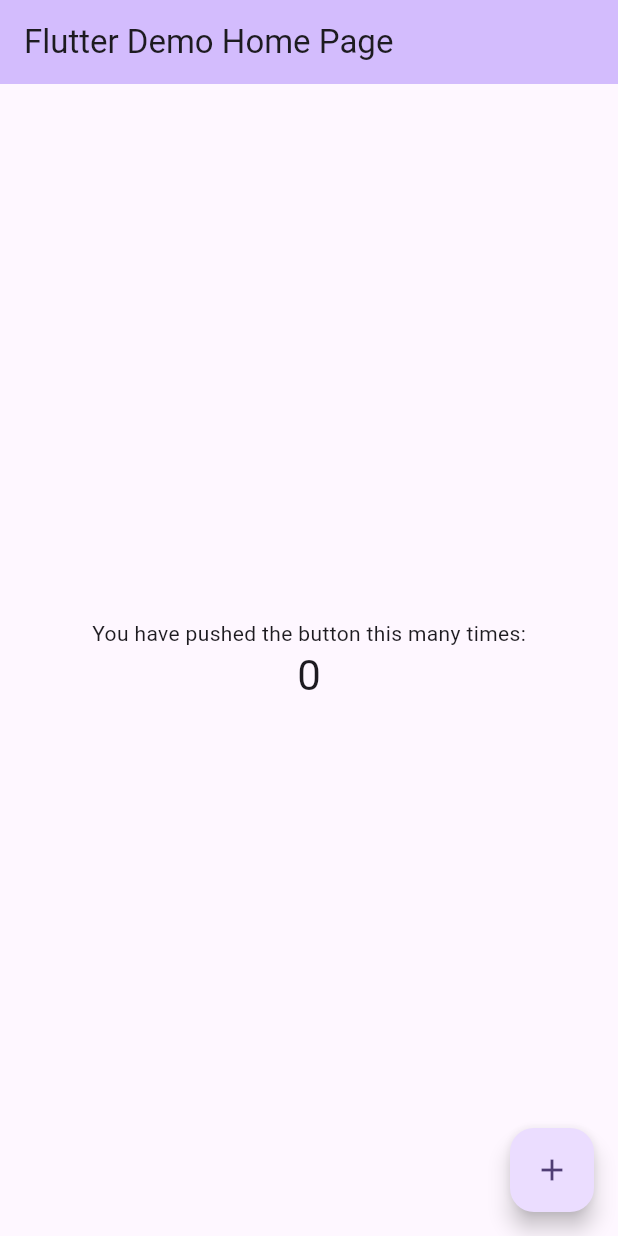
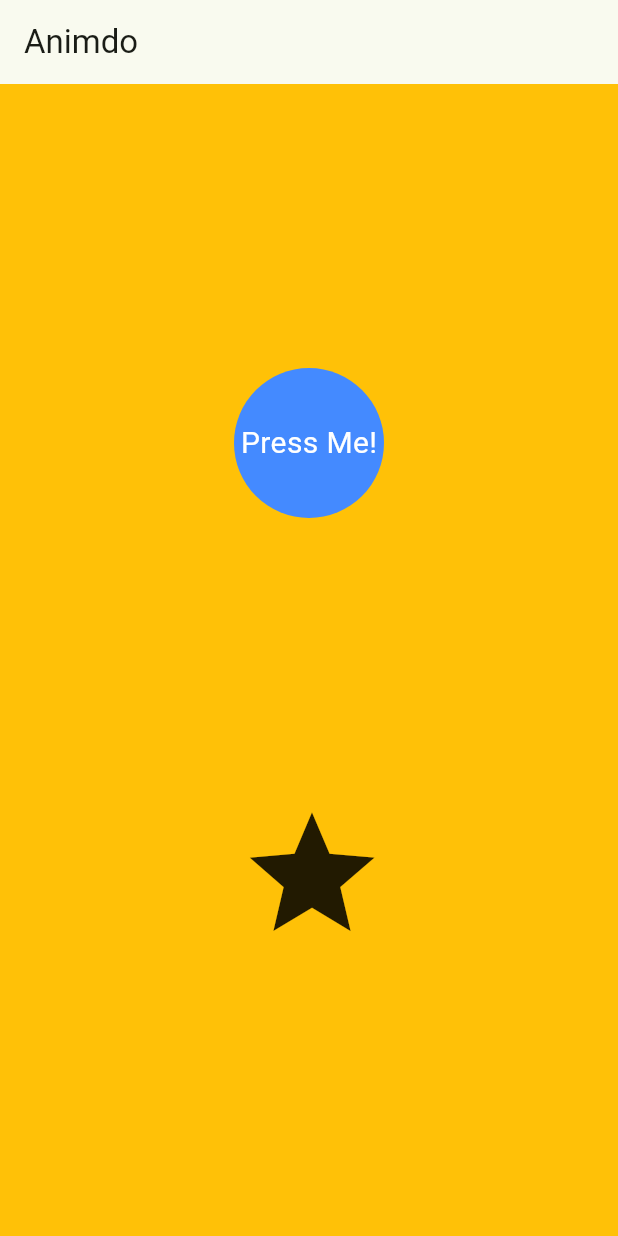
Before and after one commit to rizkyadde23/udemy_animdo, a Flutter app: the screen it shows after launch, on a phone screen of 412 x 824 dp. Run offline on Flutter 3.47's test engine with Material 3 defaults, Android fonts, the phone set to English and light mode, and no system bars.

Commit message:
Animdo App

```diff
--- a/lib/main.dart
+++ b/lib/main.dart
@@ -1,3 +1,4 @@
+import 'package:animdo/pages/home_page.dart';
 import 'package:flutter/material.dart';
 
 void main() {
@@ -7,116 +8,15 @@ void main() {
 class MyApp extends StatelessWidget {
   const MyApp({super.key});
 
-  // This widget is the root of your application.
   @override
   Widget build(BuildContext context) {
     return MaterialApp(
-      title: 'Flutter Demo',
+      title: 'Animdo',
+      debugShowCheckedModeBanner: false,
       theme: ThemeData(
-        // This is the theme of your application.
-        //
-        // TRY THIS: Try running your application with "flutter run". You'll see
-        // the application has a purple toolbar. Then, without quitting the app,
-        // try changing the seedColor in the colorScheme below to Colors.green
-        // and then invoke "hot reload" (save your changes or press the "hot
-        // reload" button in a Flutter-supported IDE, or press "r" if you used
-        // the command line to start the app).
-        //
-        // Notice that the counter didn't reset back to zero; the application
-        // state is not lost during the reload. To reset the state, use hot
-        // restart instead.
-        //
-        // This works for code too, not just values: Most code changes can be
-        // tested with just a hot reload.
-        colorScheme: ColorScheme.fromSeed(seedColor: Colors.deepPurple),
+        colorScheme: ColorScheme.fromSeed(seedColor: const Color.fromARGB(255, 160, 235, 48)),
       ),
-      home: const MyHomePage(title: 'Flutter Demo Home Page'),
+      home: HomePage(),
     );
   }
 }
-
-class MyHomePage extends StatefulWidget {
-  const MyHomePage({super.key, required this.title});
-
-  // This widget is the home page of your application. It is stateful, meaning
-  // that it has a State object (defined below) that contains fields that affect
-  // how it looks.
-
-  // This class is the configuration for the state. It holds the values (in this
-  // case the title) provided by the parent (in this case the App widget) and
-  // used by the build method of the State. Fields in a Widget subclass are
-  // always marked "final".
-
-  final String title;
-
-  @override
-  State<MyHomePage> createState() => _MyHomePageState();
-}
-
-class _MyHomePageState extends State<MyHomePage> {
-  int _counter = 0;
-
-  void _incrementCounter() {
-    setState(() {
-      // This call to setState tells the Flutter framework that something has
-      // changed in this State, which causes it to rerun the build method below
-      // so that the display can reflect the updated values. If we changed
-      // _counter without calling setState(), then the build method would not be
-      // called again, and so nothing would appear to happen.
-      _counter++;
-    });
-  }
-
-  @override
-  Widget build(BuildContext context) {
-    // This method is rerun every time setState is called, for instance as done
-    // by the _incrementCounter method above.
-    //
-    // The Flutter framework has been optimized to make rerunning build methods
-    // fast, so that you can just rebuild anything that needs updating rather
-    // than having to individually change instances of widgets.
-    return Scaffold(
-      appBar: AppBar(
-        // TRY THIS: Try changing the color here to a specific color (to
-        // Colors.amber, perhaps?) and trigger a hot reload to see the AppBar
-        // change color while the other colors stay the same.
-        backgroundColor: Theme.of(context).colorScheme.inversePrimary,
-        // Here we take the value from the MyHomePage object that was created by
-        // the App.build method, and use it to set our appbar title.
-        title: Text(widget.title),
-      ),
-      body: Center(
-        // Center is a layout widget. It takes a single child and positions it
-        // in the middle of the parent.
-        child: Column(
-          // Column is also a layout widget. It takes a list of children and
-          // arranges them vertically. By default, it sizes itself to fit its
-          // children horizontally, and tries to be as tall as its parent.
-          //
-          // Column has various properties to control how it sizes itself and
-          // how it positions its children. Here we use mainAxisAlignment to
-          // center the children vertically; the main axis here is the vertical
-          // axis because Columns are vertical (the cross axis would be
-          // horizontal).
-          //
-          // TRY THIS: Invoke "debug painting" (choose the "Toggle Debug Paint"
-          // action in the IDE, or press "p" in the console), to see the
-          // wireframe for each widget.
-          mainAxisAlignment: MainAxisAlignment.center,
-          children: <Widget>[
-            const Text('You have pushed the button this many times:'),
-            Text(
-              '$_counter',
-              style: Theme.of(context).textTheme.headlineMedium,
-            ),
-          ],
-        ),
-      ),
-      floatingActionButton: FloatingActionButton(
-        onPressed: _incrementCounter,
-        tooltip: 'Increment',
-        child: const Icon(Icons.add),
-      ), // This trailing comma makes auto-formatting nicer for build methods.
-    );
-  }
-}
--- /dev/null
+++ b/lib/pages/home_page.dart
@@ -0,0 +1,98 @@
+import 'dart:math';
+
+import 'package:flutter/material.dart';
+
+class HomePage extends StatefulWidget{
+  const HomePage ({super.key});
+
+  @override
+  State<HomePage> createState() {
+    return HomePageState();
+  }
+}
+
+class HomePageState extends State<HomePage> with TickerProviderStateMixin{
+  double _circularButtonSize = 100;
+  final double _starSize = 100;
+  final Tween<double> _tween = Tween(begin: 0.0, end: 1.0);
+  AnimationController? _animationController;
+
+  @override
+  void initState() {
+    super.initState();
+    _animationController = AnimationController(vsync: this, duration: Duration(seconds: 1));
+    _animationController!.repeat();
+  }
+
+  @override
+  Widget build(BuildContext context) {
+    return Scaffold(
+      appBar: AppBar(title: const Text("Animdo"),
+      ),
+      body: TweenAnimationBuilder(
+        tween: _tween,
+        duration: Duration(seconds: 1),
+        curve: Curves.linear,
+        builder: (context, value, child) {
+          return Transform.scale(
+            scale: value,
+            child: child,
+          );
+        },
+        child: Container(
+          decoration: BoxDecoration(color: Colors.amber),
+          child: Stack(
+            children: [
+              Center(
+                child: Column(
+                  mainAxisAlignment: MainAxisAlignment.spaceEvenly,
+                  mainAxisSize: MainAxisSize.max,
+                  crossAxisAlignment: CrossAxisAlignment.center,
+                  children: [
+                    _circularAnimation(),
+                    _starAnimation(),
+                  ],
+                ),
+              ),
+            ],
+          ),
+        ),
+      ),
+    );
+  }
+
+Widget _starAnimation(){
+  return AnimatedBuilder(
+    animation: _animationController!.view ,
+    builder: (context,child){
+      return Transform.rotate(
+        angle: _animationController!.value*2*pi,
+        child: child,
+        );
+  },
+  child: Icon(Icons.star, size: _starSize,)
+  );
+}
+
+Widget _circularAnimation(){
+  return GestureDetector(
+    onTap: () {
+      setState(() {
+        _circularButtonSize += _circularButtonSize == 100 ? 100 : -100;
+      });
+    },
+    child: AnimatedContainer(
+    duration: Duration(seconds: 1),
+    curve: Easing.legacy,
+    height: _circularButtonSize,
+    width: _circularButtonSize,
+    decoration: BoxDecoration(
+      borderRadius: BorderRadius.circular(_circularButtonSize),
+      color: Colors.blueAccent,
+    ),
+    child: Center(child: Text("Press Me!", style: TextStyle(fontSize: 20,color: Colors.white),)),
+  ),
+  );
+}
+
+}
```
